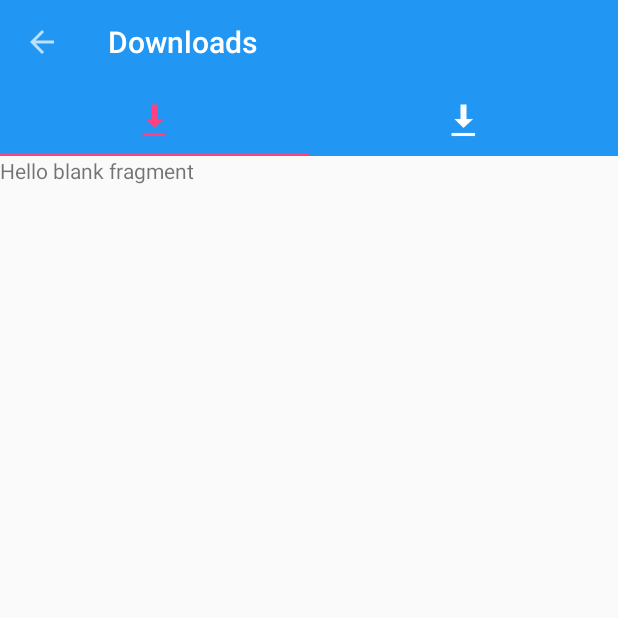
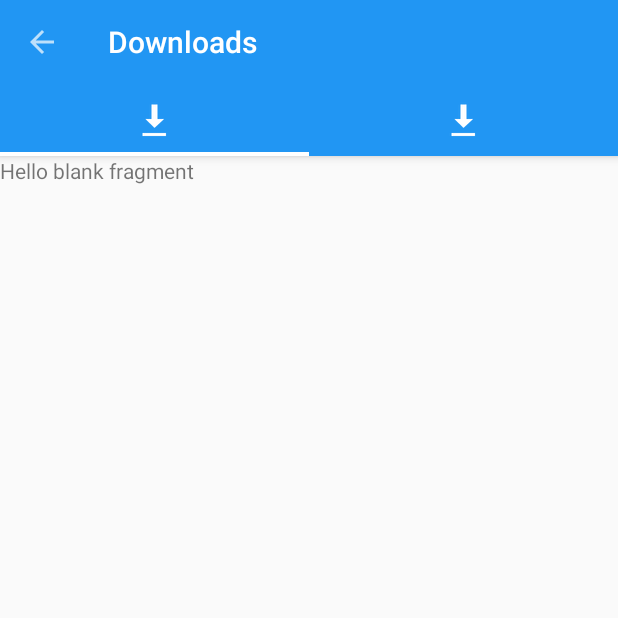
Before and after one commit to zeseeit/musicgenie, an Android app: the screen it shows after launch (DowloadsActivity), in the options menu, after a tap on "Downloads", on a phone screen of 412 x 824 dp, the top half of it. Run offline under Robolectric (Android 15) with nearby library versions, the phone set to English and light mode, and no system bars; our stand-ins replace Picasso; pictures from the network do not load.

Commit message:
add: wakelocker for un-interrupted IPC operation ,theme of tablayout

```diff
--- a/app/build.gradle
+++ b/app/build.gradle
@@ -24,7 +24,6 @@ dependencies {
     compile 'com.android.support:appcompat-v7:23.0.0'
     compile 'com.android.support:design:24.1.1'
     compile 'com.squareup.picasso:picasso:2.5.2'
-    compile 'br.com.bemobi:medescope:1.1.0'
     compile 'com.miguelcatalan:materialsearchview:1.4.0'
     compile 'com.android.support:cardview-v7:24.1.1'
 }
--- a/app/src/main/java/musicgenie/com/musicgenie/activity/DowloadsActivity.java
+++ b/app/src/main/java/musicgenie/com/musicgenie/activity/DowloadsActivity.java
@@ -36,10 +36,10 @@ public class DowloadsActivity extends AppCompatActivity {
         tabLayout.addTab(tabLayout.newTab().setIcon(android.R.drawable.stat_sys_download));
         tabLayout.addTab(tabLayout.newTab().setIcon(android.R.drawable.stat_sys_download_done));
         tabLayout.setTabGravity(TabLayout.GRAVITY_FILL);
-        int tabIconColor = ContextCompat.getColor(DowloadsActivity.this, R.color.AccentColor);
+        int tabIconColor = ContextCompat.getColor(DowloadsActivity.this, R.color.White);
         tabLayout.getTabAt(0).getIcon().setColorFilter(tabIconColor, PorterDuff.Mode.SRC_IN);
-        tabLayout.setSelectedTabIndicatorColor(Color.parseColor("#ff4081"));
-        tabLayout.setSelectedTabIndicatorHeight((int) (2 * getResources().getDisplayMetrics().density));
+        tabLayout.setSelectedTabIndicatorColor(Color.parseColor("#ffffff"));
+        tabLayout.setSelectedTabIndicatorHeight((int) (3 * getResources().getDisplayMetrics().density));
         tabLayout.setOnTabSelectedListener(new TabLayout.OnTabSelectedListener() {
             @Override
             public void onTabSelected(TabLayout.Tab tab) {
--- a/app/src/main/java/musicgenie/com/musicgenie/notification/LocalNotificationManager.java
+++ b/app/src/main/java/musicgenie/com/musicgenie/notification/LocalNotificationManager.java
@@ -29,6 +29,8 @@ public class LocalNotificationManager {
 
     public void launchNotification(String msg){
 
+        //TODO: change icon and add pendingIntent , which navigates user to downloads activity
+
         NotificationCompat.Builder mBuilder = new NotificationCompat.Builder(context);
         mBuilder.setSmallIcon(R.drawable.app_icon);
         mBuilder.setContentTitle("MusicGenie");
--- a/app/src/main/java/musicgenie/com/musicgenie/utilities/App_Config.java
+++ b/app/src/main/java/musicgenie/com/musicgenie/utilities/App_Config.java
@@ -31,8 +31,8 @@ public class App_Config extends Application {
     public void configureDevice() {
 
         String savePref = SharedPrefrenceUtils.getInstance(context).getFileSavingLocation();
-
-       // LocalNotificationManager.getInstance(context).launchNotification("You Have "+ TaskHandler.getInstance(context).getTaskCount()+" Tasks Pending");
+        int tasks_pending = TaskHandler.getInstance(context).getTaskCount();
+         if(tasks_pending>0)LocalNotificationManager.getInstance(context).launchNotification("You Have "+ tasks_pending +" Tasks Pending");
 
         if (savePref.equals(App_Config.PHONE)) {
             File root = Environment.getExternalStorageDirectory();
@@ -44,7 +44,5 @@ public class App_Config extends Application {
         } else {
 
         }
-
-
     }
 }
--- a/app/src/main/res/layout/activity_dowload.xml
+++ b/app/src/main/res/layout/activity_dowload.xml
@@ -10,7 +10,8 @@
         android:id="@+id/tab_layout"
         android:layout_width="match_parent"
         android:layout_height="wrap_content"
-        android:layout_below="@+id/toolbar" />
+        android:layout_below="@+id/toolbar"
+        android:elevation="4dp"/>
 
     <android.support.v4.view.ViewPager
         android:id="@+id/pager"
--- a/app/src/main/res/layout/toolbar.xml
+++ b/app/src/main/res/layout/toolbar.xml
@@ -3,6 +3,7 @@
     xmlns:app="http://schemas.android.com/apk/res-auto"
     android:layout_height="wrap_content"
     android:layout_width="match_parent"
+    android:elevation="4dp"
     android:background="@color/PrimaryColor"
     app:theme="@style/ThemeOverlay.AppCompat.Dark"
     app:popupTheme="@style/ThemeOverlay.AppCompat.Light">
```
Also changed, not shown: app/src/main/java/musicgenie/com/musicgenie/utilities/WakeLocker.java (added, +25 -0 lines), 1 other file.
